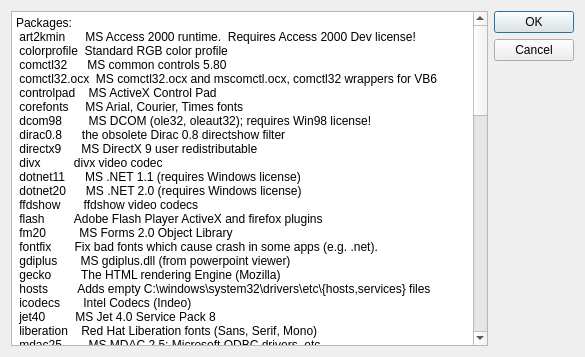
Old version of the form src/temporary/winetrickshelp.ui in the repository brezerk/q4wine.
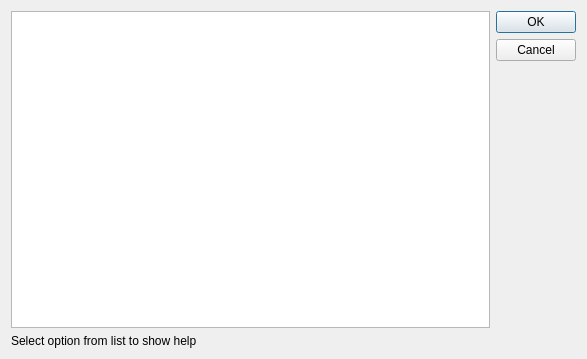
New version of the form.

```diff
--- a/src/temporary/winetrickshelp.ui
+++ b/src/temporary/winetrickshelp.ui
@@ -9,8 +9,8 @@
    <rect>
     <x>0</x>
     <y>0</y>
-    <width>585</width>
-    <height>357</height>
+    <width>587</width>
+    <height>359</height>
    </rect>
   </property>
   <property name="windowTitle">
@@ -28,95 +28,12 @@
     </widget>
    </item>
    <item row="0" column="0">
-    <widget class="QPlainTextEdit" name="txtOutput">
-     <property name="undoRedoEnabled">
-      <bool>false</bool>
-     </property>
-     <property name="lineWrapMode">
-      <enum>QPlainTextEdit::NoWrap</enum>
-     </property>
-     <property name="readOnly">
-      <bool>true</bool>
-     </property>
-     <property name="plainText">
-      <string>Packages:                                                     
- art2kmin      MS Access 2000 runtime.  Requires Access 2000 Dev license!
- colorprofile  Standard RGB color profile                                
- comctl32      MS common controls 5.80                                   
- comctl32.ocx  MS comctl32.ocx and mscomctl.ocx, comctl32 wrappers for VB6
- controlpad    MS ActiveX Control Pad                                     
- corefonts     MS Arial, Courier, Times fonts                             
- dcom98        MS DCOM (ole32, oleaut32); requires Win98 license!         
- dirac0.8      the obsolete Dirac 0.8 directshow filter                   
- directx9      MS DirectX 9 user redistributable                          
- divx          divx video codec                                           
- dotnet11      MS .NET 1.1 (requires Windows license)                     
- dotnet20      MS .NET 2.0 (requires Windows license)                     
- ffdshow       ffdshow video codecs                                       
- flash         Adobe Flash Player ActiveX and firefox plugins             
- fm20          MS Forms 2.0 Object Library                                
- fontfix       Fix bad fonts which cause crash in some apps (e.g. .net).  
- gdiplus       MS gdiplus.dll (from powerpoint viewer)                    
- gecko         The HTML rendering Engine (Mozilla)                        
- hosts         Adds empty C:\windows\system32\drivers\etc\{hosts,services} files
- icodecs       Intel Codecs (Indeo)                                             
- jet40         MS Jet 4.0 Service Pack 8                                        
- liberation    Red Hat Liberation fonts (Sans, Serif, Mono)                     
- mdac25        MS MDAC 2.5: Microsoft ODBC drivers, etc.                        
- mdac27        MS MDAC 2.7                                                      
- mdac28        MS MDAC 2.8                                                      
- mfc40         MS mfc40 (Microsoft Foundation Classes from Visual C++ 4)        
- mfc42         MS mfc42 (same as vcrun6 below)                                  
- mono20        mono-2.0.1                                                       
- mono22        mono-2.2                                                         
- msi2          MS Installer 2.0                                                 
- mshflxgd      MS Hierarchical Flex Grid Control                                
- msls31        MS Line Services 3.1 (needed by native riched?)                  
- msmask        MS Masked Edit Control                                           
- msscript      MS Script Control                                                
- msxml3        MS XML version 3                                                 
- msxml4        MS XML version 4                                                 
- msxml6        MS XML version 6                                                 
- ogg           ogg filters/codecs: flac, theora, speex, vorbis, schroedinger    
- ole2          MS 16 bit OLE                                                    
- pdh           MS pdh.dll (Performance Data Helper)                             
- quicktime72   Apple Quicktime 7.2                                              
- riched20      MS riched20 and riched32                                         
- riched30      MS riched30                                                      
- tahoma        MS Tahoma font (not part of corefonts)                           
- urlmon        MS urlmon.dll                                                    
- vb3run        MS Visual Basic 3 runtime                                        
- vb4run        MS Visual Basic 4 runtime                                        
- vb5run        MS Visual Basic 5 runtime
- vb6run        MS Visual Basic 6 runtime
- vcrun6        MS Visual C++ 6 sp4 libraries (mfc42, msvcp60, msvcrt)
- vcrun2003     MS Visual C++ 2003 libraries (mfc71,msvcp71,msvcr71)
- vcrun2005     MS Visual C++ 2005 libraries (mfc80,msvcp80,msvcr80)
- vcrun2005sp1  MS Visual C++ 2005 sp1 libraries
- vcrun2008     MS Visual C++ 2008 libraries (mfc90,msvcp90,msvcr90)
- vjrun20       MS Visual J# 2.0 libraries (requires dotnet20)
- wininet       MS wininet.dll (requires Windows license)
- wme9          MS Windows Media Encoder 9 (requires Windows license)
- wmp9          MS Windows Media Player 9 (requires Windows license)
- wmp10         MS Windows Media Player 10 (requires Windows license)
- wsh56         MS Windows Scripting Host 5.6
- wsh56js       MS Windows scripting 5.6, jscript only, no cscript
- wsh56vb       MS Windows scripting 5.6, vbscript only, no cscript
- xvid          xvid video codec
-Apps:
- autohotkey    Autohotkey (open source gui scripting language)
- firefox3      Firefox Version 3
- ie6           Microsoft Internet Explorer 6.0
- kde           KDE for Windows installer
- mpc           Media Player Classic
- vlc           VLC media player
-Pseudopackages:
- allfonts      All listed fonts (corefonts, tahoma, liberation)
- allcodecs     All listed codecs (xvid, ffdshow, icodecs)
- fakeie6       Set registry to claim IE6sp1 is installed
- native_mdac   Override odbc32 and odbccp32
- native_oleaut32 Override oleaut32
-</string>
+    <widget class="QListWidget" name="lw"/>
+   </item>
+   <item row="1" column="0">
+    <widget class="QLabel" name="label">
+     <property name="text">
+      <string>Select option from list to show help</string>
      </property>
     </widget>
    </item>
```
